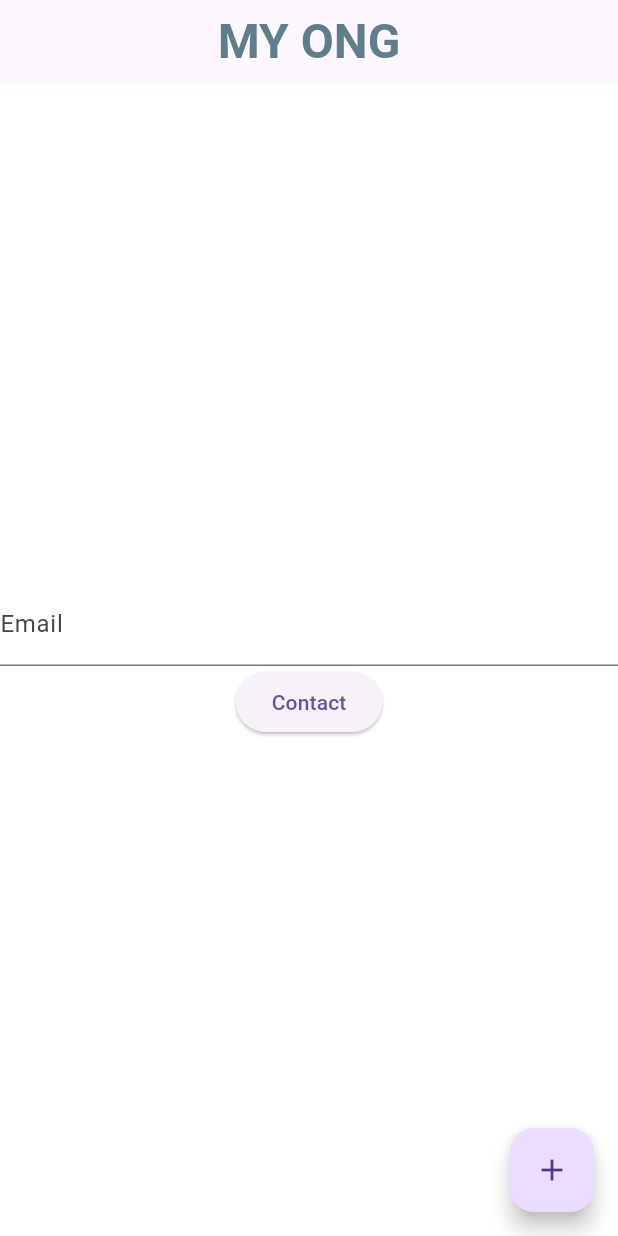
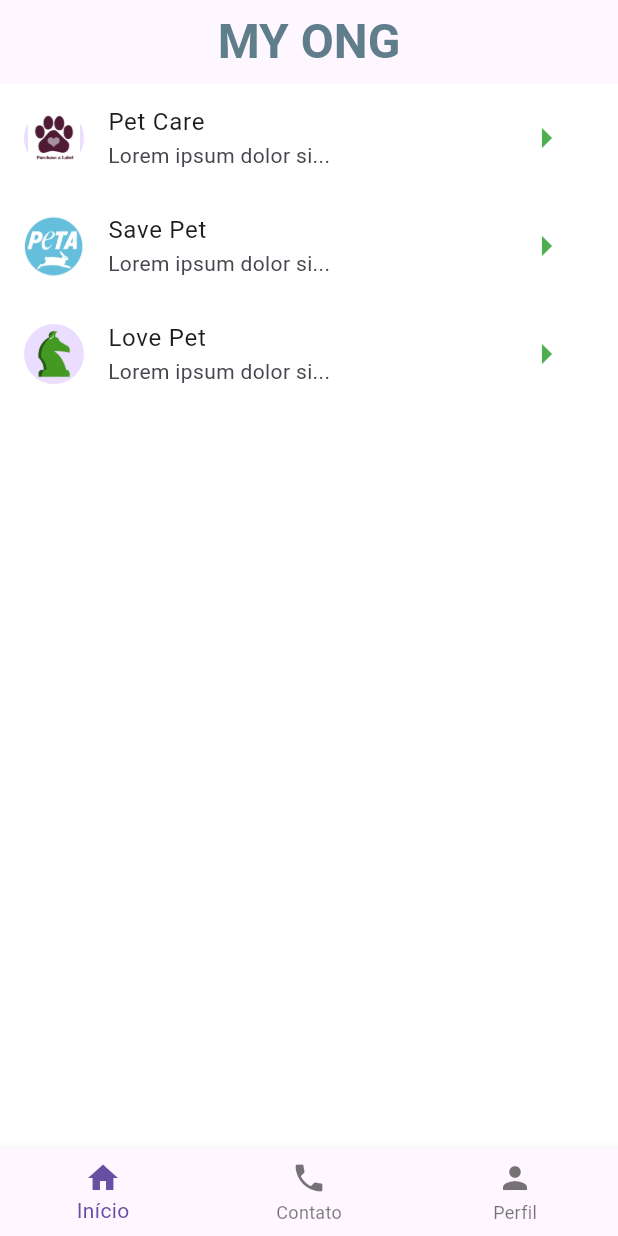
Before and after one commit to leonardfreitas/my_ong, a Flutter app: the screen it shows after launch, on a phone screen of 412 x 824 dp. Run offline on Flutter 3.47's test engine with Material 3 defaults, Android fonts, the phone set to English and light mode, and no system bars.

Commit message:
feat: stateful widget

```diff
--- a/lib/app.dart
+++ b/lib/app.dart
@@ -3,7 +3,9 @@ import 'package:my_ong/pages/contact.dart';
 
 import 'package:my_ong/pages/home.dart';
 import 'package:my_ong/pages/ong.dart';
+import 'package:my_ong/pages/test.dart';
 import 'package:my_ong/utils/app_routes.dart';
+import 'package:my_ong/widgets/app_navigator.dart';
 
 class App extends StatelessWidget {
   const App({super.key});
@@ -12,11 +14,10 @@ class App extends StatelessWidget {
   Widget build(BuildContext context) {
     return MaterialApp(
       debugShowCheckedModeBanner: false,
-      initialRoute: AppRoutes.home,
+      initialRoute: AppRoutes.index,
       routes: {
-        AppRoutes.home: (ctx) => const HomePage(),
+        AppRoutes.index: (ctx) => const AppNavigator(),
         AppRoutes.ong: (ctx) => const OngPage(),
-        AppRoutes.contact: (ctx) => const ContactPage(),
       },
     );
   }
--- /dev/null
+++ b/lib/mocks/ongs.dart
@@ -0,0 +1,24 @@
+import 'package:my_ong/models/ong.dart';
+
+abstract class OngsMocks {
+  static List<Ong> ongs = [
+    Ong(
+      1,
+      'assets/images/logo1.png',
+      'Pet Care',
+      'Lorem ipsum dolor sit amet, consectetur adipiscing elit, sed do eiusmod tempor incididunt ut labore et dolore magna aliqua. Ut enim ad minim veniam, quis nostrud exercitation ullamco laboris nisi ut aliquip ex ea commodo consequat.',
+    ),
+    Ong(
+      2,
+      'assets/images/logo2.png',
+      'Save Pet',
+      'Lorem ipsum dolor sit amet, consectetur adipiscing elit, sed do eiusmod tempor incididunt ut labore et dolore magna aliqua. Ut enim ad minim veniam, quis nostrud exercitation ullamco laboris nisi ut aliquip ex ea commodo consequat.',
+    ),
+    Ong(
+      3,
+      'assets/images/logo3.png',
+      'Love Pet',
+      'Lorem ipsum dolor sit amet, consectetur adipiscing elit, sed do eiusmod tempor incididunt ut labore et dolore magna aliqua. Ut enim ad minim veniam, quis nostrud exercitation ullamco laboris nisi ut aliquip ex ea commodo consequat.',
+    ),
+  ];
+}
--- /dev/null
+++ b/lib/models/ong.dart
@@ -0,0 +1,13 @@
+class Ong {
+  int id;
+  String logo;
+  String name;
+  String description;
+
+  Ong(
+    this.id,
+    this.logo,
+    this.name,
+    this.description,
+  );
+}
--- a/lib/pages/home.dart
+++ b/lib/pages/home.dart
@@ -1,8 +1,7 @@
 import 'package:flutter/material.dart';
-import 'package:flutter/services.dart';
-import 'package:flutter/widgets.dart';
-import 'package:my_ong/utils/app_routes.dart';
+import 'package:my_ong/mocks/ongs.dart';
 import 'package:my_ong/widgets/app_logo.dart';
+import 'package:my_ong/widgets/ong_list_tile.dart';
 
 class HomePage extends StatelessWidget {
   const HomePage({super.key});
@@ -21,32 +20,9 @@ class HomePage extends StatelessWidget {
         height: size.height,
         color: Colors.white,
         child: Column(
-          mainAxisAlignment: MainAxisAlignment.center,
           crossAxisAlignment: CrossAxisAlignment.center,
-          children: [
-            Column(
-              children: [
-                TextFormField(
-                  keyboardType: TextInputType.number,
-                  decoration: InputDecoration(
-                    labelText: 'Email',
-                  ),
-                ),
-              ],
-            ),
-            ElevatedButton(
-                onPressed: () {
-                  Navigator.pushNamed(context, AppRoutes.contact);
-                },
-                child: const Text('Contact'))
-          ],
+          children: OngsMocks.ongs.map((e) => OngListTile(e)).toList(),
         ),
-      ),
-      floatingActionButton: FloatingActionButton(
-        onPressed: () {
-          Navigator.pushNamed(context, AppRoutes.ong);
-        },
-        child: Icon(Icons.add),
       ),
     );
   }
--- a/lib/utils/app_routes.dart
+++ b/lib/utils/app_routes.dart
@@ -1,5 +1,4 @@
 abstract class AppRoutes {
-  static const home = '/';
-  static const contact = '/contact';
+  static const index = '/';
   static const ong = '/ong';
 }
--- /dev/null
+++ b/lib/widgets/app_navigator.dart
@@ -0,0 +1,50 @@
+import 'package:flutter/material.dart';
+import 'package:my_ong/pages/contact.dart';
+import 'package:my_ong/pages/home.dart';
+import 'package:my_ong/pages/profile.dart';
+
+class AppNavigator extends StatefulWidget {
+  const AppNavigator({super.key});
+
+  @override
+  State<AppNavigator> createState() => _AppNavigatorState();
+}
+
+class _AppNavigatorState extends State<AppNavigator> {
+  List<Widget> pages = [
+    const HomePage(),
+    const ContactPage(),
+    const ProfilePage(),
+  ];
+
+  int currentIndex = 0;
+
+  @override
+  Widget build(BuildContext context) {
+    return Scaffold(
+      body: pages[currentIndex],
+      bottomNavigationBar: BottomNavigationBar(
+        onTap: (index) {
+          setState(() {
+            currentIndex = index;
+          });
+        },
+        currentIndex: currentIndex,
+        items: const [
+          BottomNavigationBarItem(
+            label: 'Início',
+            icon: Icon(Icons.home),
+          ),
+          BottomNavigationBarItem(
+            label: 'Contato',
+            icon: Icon(Icons.phone),
+          ),
+          BottomNavigationBarItem(
+            label: 'Perfil',
+            icon: Icon(Icons.person),
+          ),
+        ],
+      ),
+    );
+  }
+}
--- /dev/null
+++ b/lib/widgets/ong_list_tile.dart
@@ -0,0 +1,36 @@
+import 'package:flutter/material.dart';
+import 'package:my_ong/models/ong.dart';
+import 'package:my_ong/utils/app_routes.dart';
+
+class OngListTile extends StatelessWidget {
+  final Ong ong;
+
+  const OngListTile(this.ong, {super.key});
+
+  @override
+  Widget build(BuildContext context) {
+    return ListTile(
+      leading: CircleAvatar(
+        child: Image.asset(ong.logo),
+      ),
+      title: Text(ong.name),
+      subtitle: Text(
+        '${ong.description.substring(0, 20)}...',
+      ),
+      trailing: IconButton(
+        color: Colors.green,
+        onPressed: () {
+          Navigator.pushNamed(
+            context,
+            AppRoutes.ong,
+            arguments: ong,
+          );
+        },
+        icon: const Icon(
+          Icons.arrow_right,
+          size: 32.0,
+        ),
+      ),
+    );
+  }
+}
--- a/pubspec.yaml
+++ b/pubspec.yaml
@@ -59,9 +59,8 @@ flutter:
   uses-material-design: true
 
   # To add assets to your application, add an assets section, like this:
-  # assets:
-  #   - images/a_dot_burr.jpeg
-  #   - images/a_dot_ham.jpeg
+  assets:
+    - assets/images/
 
   # An image asset can refer to one or more resolution-specific "variants", see
   # https://flutter.dev/assets-and-images/#resolution-aware
```
Also changed, not shown: lib/pages/ong.dart (+6 -3 lines), lib/pages/profile.dart (added, +16 -0 lines), lib/pages/test.dart (added, +31 -0 lines), assets/images/logo1.png (added), assets/images/logo2.png (added), assets/images/logo3.png (added).
